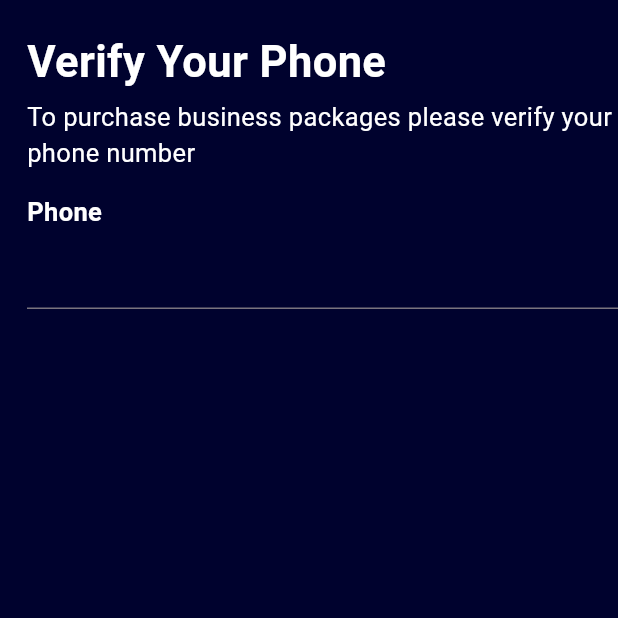
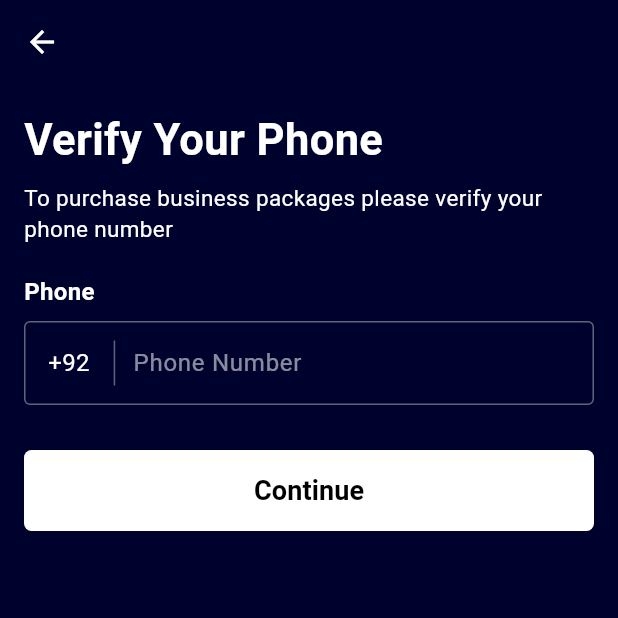
Before and after one commit to I-S-G-7/olx_app, a Flutter app: the VerifyNumberScreen screen opened directly, on a phone screen of 412 x 824 dp, the top half of it. Run offline on Flutter 3.47's test engine with Material 3 defaults, Android fonts, the phone set to English and light mode, and no system bars; our stand-ins replace persistent_bottom_nav_bar_v2; network calls fail.

```diff
--- a/lib/main.dart
+++ b/lib/main.dart
@@ -1,5 +1,5 @@
 import 'package:flutter/material.dart';
-import 'package:olx_app/verify_number_screen.dart';
+import 'package:olx_app/navbar.dart';
 
 void main() {
   runApp(const MyApp());
@@ -10,7 +10,7 @@ class MyApp extends StatelessWidget {
   Widget build(BuildContext context) {
     return MaterialApp(
       debugShowCheckedModeBanner: false,
-      home: VerifyNumberScreen(),
+      home: navbar(),
     );
   }
 }
--- a/lib/verify_number_screen.dart
+++ b/lib/verify_number_screen.dart
@@ -5,33 +5,96 @@ class VerifyNumberScreen extends StatelessWidget {
 
   @override
   Widget build(BuildContext context) {
-    return const Scaffold(
-      backgroundColor:  Color(0xFF00022E),
+    return Scaffold(
+      backgroundColor: const Color(0xFF00022E),
+      appBar: AppBar(
+        backgroundColor: const Color(0xFF00022E),
+        iconTheme: const IconThemeData(
+          color: Colors.white,
+        ),
+      ),
       body: SafeArea(
+        child: Padding(
+          padding: const EdgeInsets.all(16.0),
           child: Column(
-          mainAxisAlignment: MainAxisAlignment.start,
             crossAxisAlignment: CrossAxisAlignment.start,
             children: [
+              const Text(
+                "Verify Your Phone",
+                style: TextStyle(
+                  color: Colors.white,
+                  fontSize: 29,
+                  fontWeight: FontWeight.bold,
+                ),
+              ),
+              const SizedBox(height: 8),
+              const Text(
+                "To purchase business packages please verify your phone number",
+                style: TextStyle(color: Colors.white, fontSize: 15),
+              ),
+              const SizedBox(height: 20),
+              const Text(
+                "Phone",
+                style: TextStyle(
+                  color: Colors.white,
+                  fontSize: 16,
+                  fontWeight: FontWeight.bold,
+                ),
+              ),
+              const SizedBox(height: 8),
+              TextField(
+                keyboardType: TextInputType.phone,
+                style: const TextStyle(color: Colors.white),
+                decoration: InputDecoration(
+                  prefixIcon: Row(
+                    mainAxisSize: MainAxisSize.min,
+                    children: [
+                      const SizedBox(width: 8),
                       Padding(
-              padding: EdgeInsets.fromLTRB(18, 20, 0, 0),
-              child: Text("Verify Your Phone", style: TextStyle(color: Colors.white, fontSize: 29, fontWeight: FontWeight.bold),),
+                        padding: const EdgeInsets.all(8.0),
+                        child: const Text(
+                          "+92",
+                          style: TextStyle(color: Colors.white, fontSize: 16),
                         ),
-            Padding(
-              padding: EdgeInsets.fromLTRB(18, 5, 0, 0),
-              child: Text("To purchase business packages please verify your phone number", style: TextStyle(color: Colors.white, fontSize: 17,),),
                       ),
-            Padding(
-              padding: EdgeInsets.fromLTRB(18, 15, 0, 0),
-              child: Text("Phone", style: TextStyle(color: Colors.white, fontSize: 17,fontWeight: FontWeight.bold),),
+                      const SizedBox(width: 8),
+                      Container(height: 30, width: 1, color: Colors.white38),
+                      const SizedBox(width: 8),
+                    ],
                   ),
-            Padding(
-              padding: EdgeInsets.fromLTRB(18, 5, 0, 0),
-              child: TextField(
-                keyboardType: TextInputType.number,
-                keyboardAppearance: Brightness.dark,
-              )
+                  hintText: "Phone Number",
+                  hintStyle: const TextStyle(color: Colors.white54),
+                  filled: true,
+                  fillColor: Colors.transparent,
+                  enabledBorder: const OutlineInputBorder(
+                    borderSide: BorderSide(color: Colors.white38),
+                  ),
+                  focusedBorder: const OutlineInputBorder(
+                    borderSide: BorderSide(color: Colors.white),
+                  ),
+                ),
+              ),
+              SizedBox(height: 30),
+              SizedBox(
+                width: double.infinity,
+                child: ElevatedButton(
+                  style: ElevatedButton.styleFrom(
+                    backgroundColor: Colors.white,
+                    foregroundColor: Colors.black,
+                    padding: const EdgeInsets.symmetric(vertical: 14),
+                    shape: RoundedRectangleBorder(
+                      borderRadius: BorderRadius.circular(5),
+                    ),
+                  ),
+                  onPressed: () {},
+                  child: const Text(
+                    "Continue",
+                    style: TextStyle(fontSize: 18, fontWeight: FontWeight.bold),
+                  ),
+                ),
               ),
             ],
+          ),
         ),
       ),
     );
```
Also changed, not shown: lib/adds_page.dart (+62 -17 lines). Lines whose indentation alone changed are shown as unchanged.
